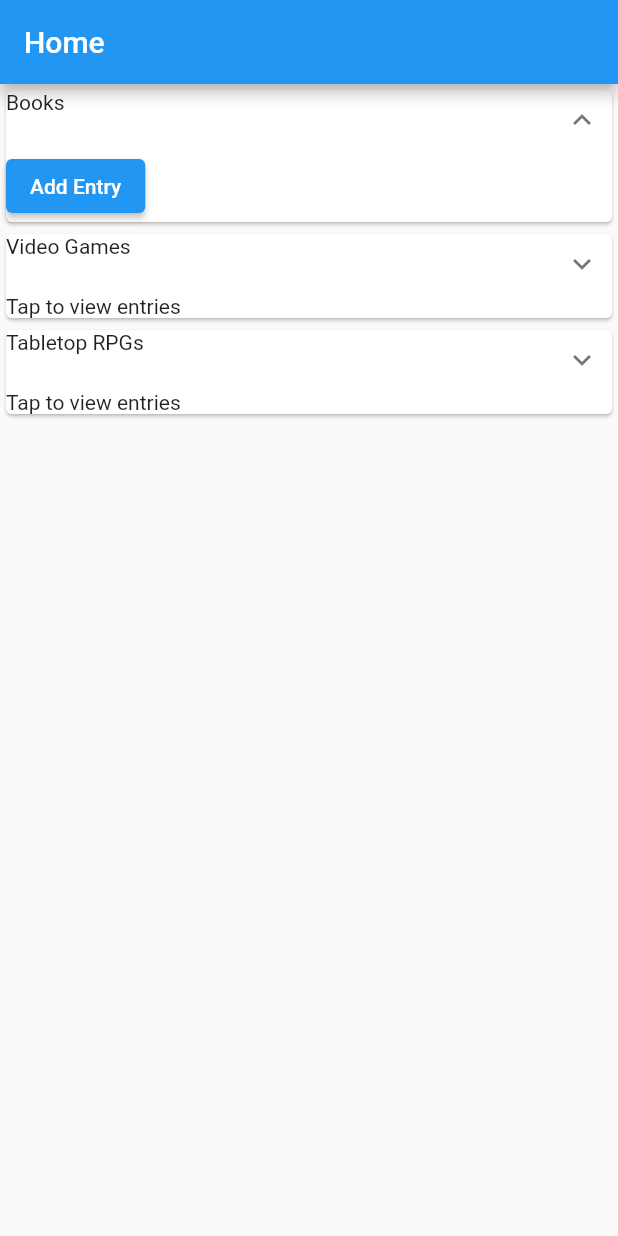
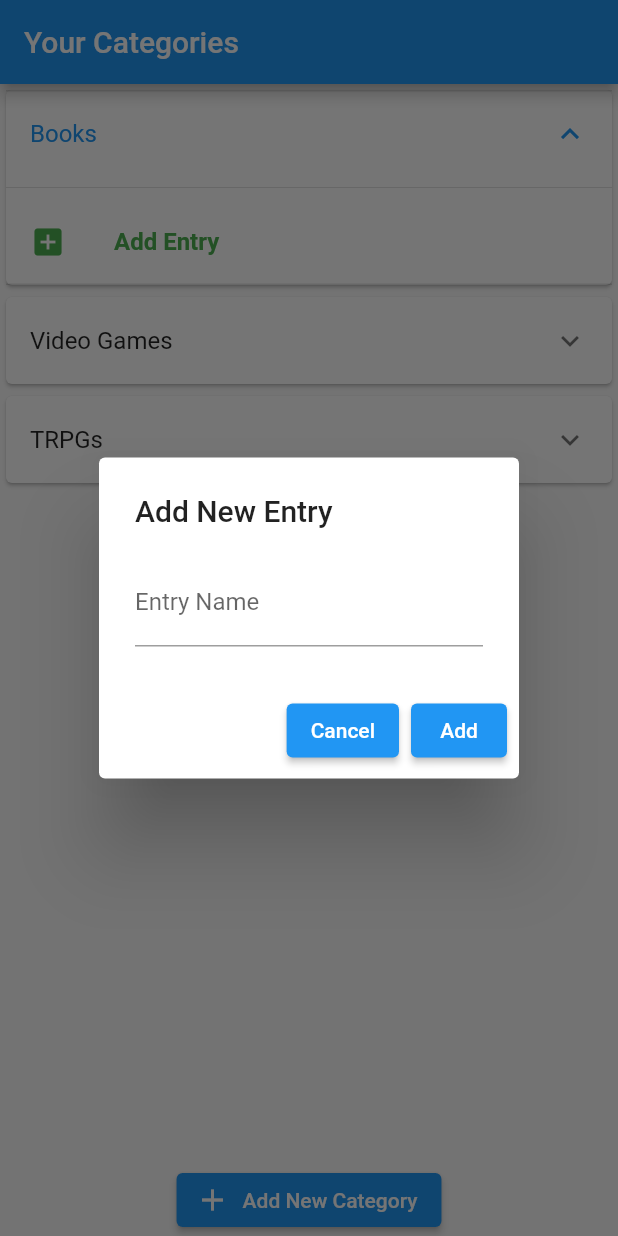
Before and after one commit to wtwente20/SavePoint, a Flutter app: the screen it shows after launch, after a tap on "Books", after a tap on "Add Entry", on a phone screen of 412 x 824 dp. Run offline on Flutter 3.47's test engine with Material 2 defaults, Android fonts, the phone set to English and light mode, and no system bars; drawn by our look-alikes of expandable.

Commit message:
added button to create category

```diff
--- a/lib/screens/home_screen.dart
+++ b/lib/screens/home_screen.dart
@@ -1,4 +1,3 @@
-import 'package:expandable/expandable.dart';
 import 'package:flutter/material.dart';
 
 class HomeScreen extends StatefulWidget {
@@ -10,40 +9,137 @@ class _HomeScreenState extends State<HomeScreen> {
   Map<String, List<String>> categories = {
     'Books': [],
     'Video Games': [],
-    'Tabletop RPGs': [],
+    'TRPGs': []
   };
+
+  void _addNewCategory(String category) {
+    setState(() {
+      categories[category] = [];
+    });
+  }
+
+  void _addNewEntry(String category) async {
+    final newEntry = await _showAddEntryDialog(context);
+    if (newEntry != null && newEntry.isNotEmpty) {
+      setState(() {
+        categories[category]?.add(newEntry);
+      });
+    }
+  }
 
   @override
   Widget build(BuildContext context) {
     return Scaffold(
-      appBar: AppBar(title: Text('Home')),
-      body: ListView(
-        children: categories.keys.map((category) {
+      appBar: AppBar(title: Text('Your Categories')),
+      body: Column(
+        children: [
+          Expanded(
+  child: ListView.builder(
+    itemCount: categories.keys.length,
+    itemBuilder: (ctx, index) {
+      String key = categories.keys.elementAt(index);
       return Card(
-            child: ExpandablePanel(
-              header: Text(category),
-              collapsed: Text('Tap to view entries'),
-              expanded: categories[category]?.isEmpty ?? true
-                  ? ElevatedButton(
-                      onPressed: () {
-                        // TODO: Navigate to add entry screen or handle adding entry
-                      },
-                      child: Text('Add Entry'),
+        child: ExpansionTile(
+          title: Text(key),
+          children: [
+
+            ...categories[key]!.map((entry) => ListTile(title: Text(entry))),
+
+            // Add the Divider here to separate "Add Entry" from the rest
+            Divider(),
+
+            ListTile(
+              leading: Icon(Icons.add_box, color: Colors.green), // Add an icon for visibility
+              title: Text(
+                'Add Entry',
+                style: TextStyle(
+                  color: Colors.green, // Make the text green for emphasis
+                  fontWeight: FontWeight.bold // Make the text bold for added emphasis
+                ),
+              ),
+              onTap: () => _addNewEntry(key),
             )
-                  : ListView.builder(
-                      shrinkWrap: true,
-                      physics: NeverScrollableScrollPhysics(),
-                      itemCount: categories[category]?.length ?? 0,
-                      itemBuilder: (context, index) {
-                        return ListTile(
-                          title: Text(categories[category]![index]),
+          ],
+        ),
       );
     },
   ),
 ),
-          );
-        }).toList(),
+          ElevatedButton.icon(
+            icon: Icon(Icons.add),
+            label: Text('Add New Category'),
+            onPressed: () async {
+              // This will show a dialog to add a new category
+              final newCategory = await _showAddCategoryDialog(context);
+              if (newCategory != null && newCategory.isNotEmpty) {
+                _addNewCategory(newCategory);
+              }
+            },
+          )
+        ],
       ),
     );
   }
+
+  Future<String?> _showAddCategoryDialog(BuildContext context) {
+    TextEditingController _categoryController = TextEditingController();
+
+    return showDialog<String>(
+      context: context,
+      builder: (BuildContext context) {
+        return AlertDialog(
+          title: Text('Add New Category'),
+          content: TextField(
+            controller: _categoryController,
+            decoration: InputDecoration(labelText: 'Category Name'),
+          ),
+          actions: [
+            ElevatedButton(
+              child: Text('Cancel'),
+              onPressed: () {
+                Navigator.of(context).pop();  // Closes the dialog
+              },
+            ),
+            ElevatedButton(
+              child: Text('Add'),
+              onPressed: () {
+                Navigator.of(context).pop(_categoryController.text);
+              },
+            ),
+          ],
+        );
+      },
+    );
   }
+
+  Future<String?> _showAddEntryDialog(BuildContext context) {
+    TextEditingController _entryController = TextEditingController();
+
+    return showDialog<String>(
+      context: context,
+      builder: (BuildContext context) {
+        return AlertDialog(
+          title: Text('Add New Entry'),
+          content: TextField(
+            controller: _entryController,
+            decoration: InputDecoration(labelText: 'Entry Name'),
+          ),
+          actions: [
+            ElevatedButton(
+              child: Text('Cancel'),
+              onPressed: () {
+                Navigator.of(context).pop();  // Closes the dialog
+              },
+            ),
+            ElevatedButton(
+              child: Text('Add'),
+              onPressed: () {
+                Navigator.of(context).pop(_entryController.text);
+              },
+            ),
+          ],
+        );
+      },
+    );
+  }
+}
```
Also changed, not shown: lib/screens/entry_notes_screen.dart (added). Lines whose indentation alone changed are shown as unchanged.
